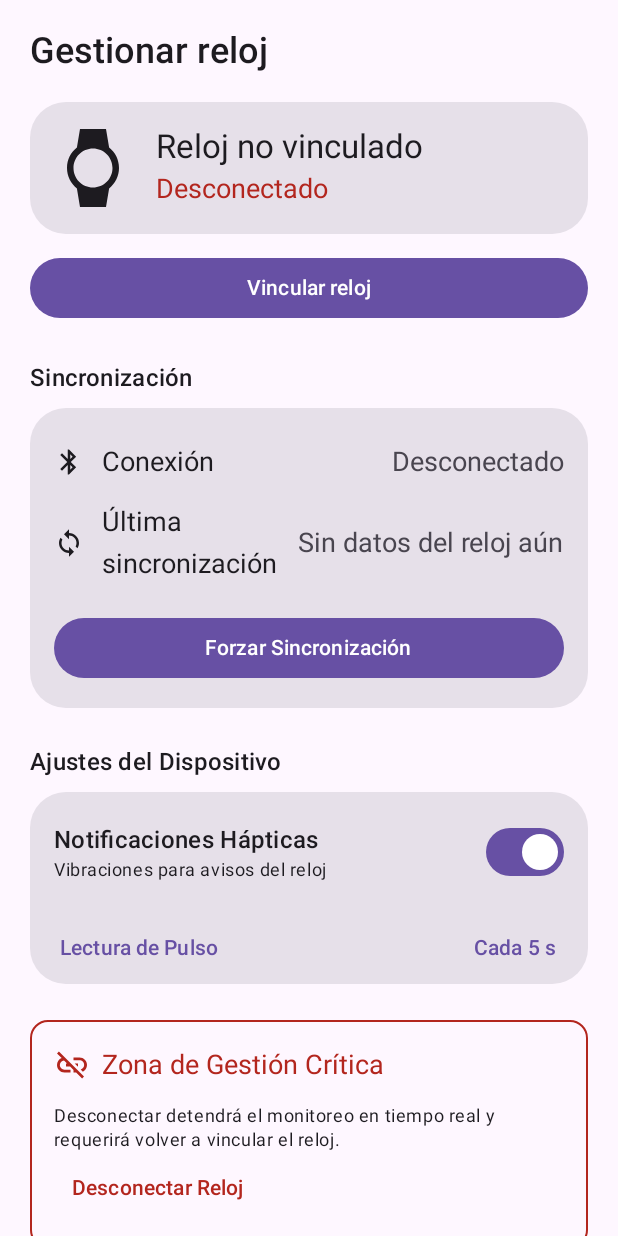
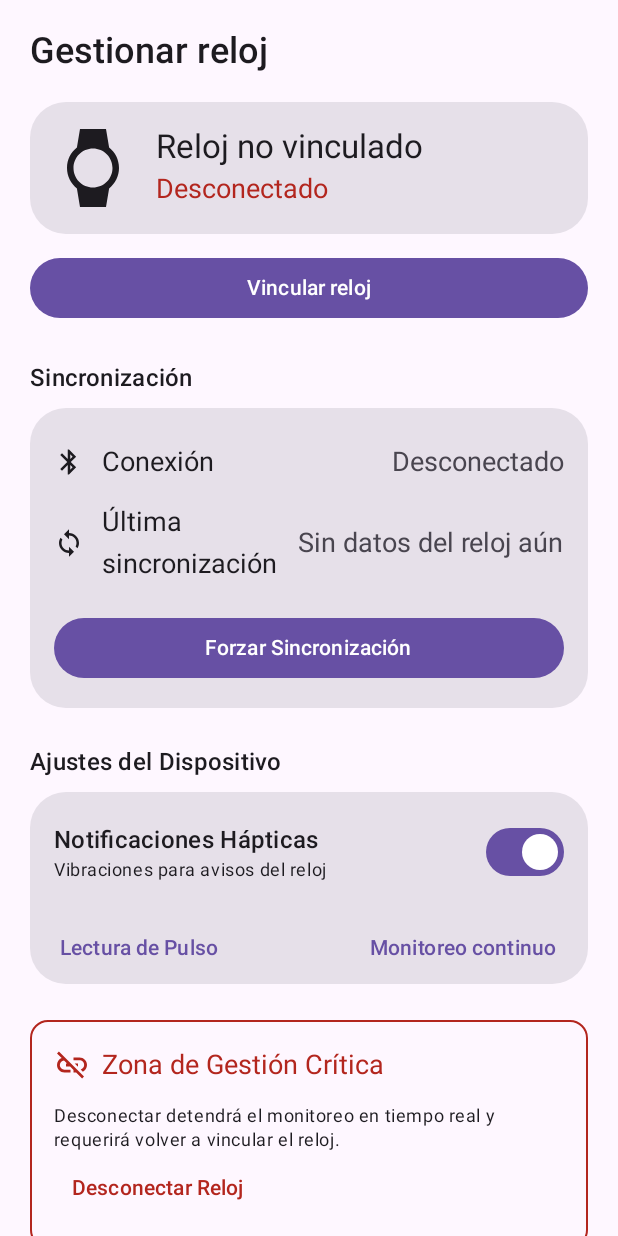
Before and after one commit to anxietywatch-org/anxietywatch-mobile, an Android app built with Jetpack Compose: the ManageWatchScreen screen opened through its navigation route, on a phone screen of 412 x 824 dp. Run offline under Robolectric (Android 15) with nearby library versions, the light colour scheme and no system bars; our stand-ins replace Dagger/Hilt's generated code, Room's generated code; libraries missing offline, so code that uses them is left out: com.google.android.gms; Roboto replaces fonts that are not available here; 2 statements that could not run were skipped.

Commit message:
chore(mobile): clarify continuous monitoring copy

```diff
--- a/app/src/main/java/com/anxietywatch/mobile/ui/watch/ManageWatchScreen.kt
+++ b/app/src/main/java/com/anxietywatch/mobile/ui/watch/ManageWatchScreen.kt
@@ -108,7 +108,7 @@ fun ManageWatchScreen(
             TextButton(onClick = {}, modifier = Modifier.fillMaxWidth().padding(horizontal = 8.dp)) {
                 Row(modifier = Modifier.fillMaxWidth(), horizontalArrangement = Arrangement.SpaceBetween) {
                     Text("Lectura de Pulso")
-                    Text("Cada 5 s")
+                    Text("Monitoreo continuo")
                 }
             }
         }
```
